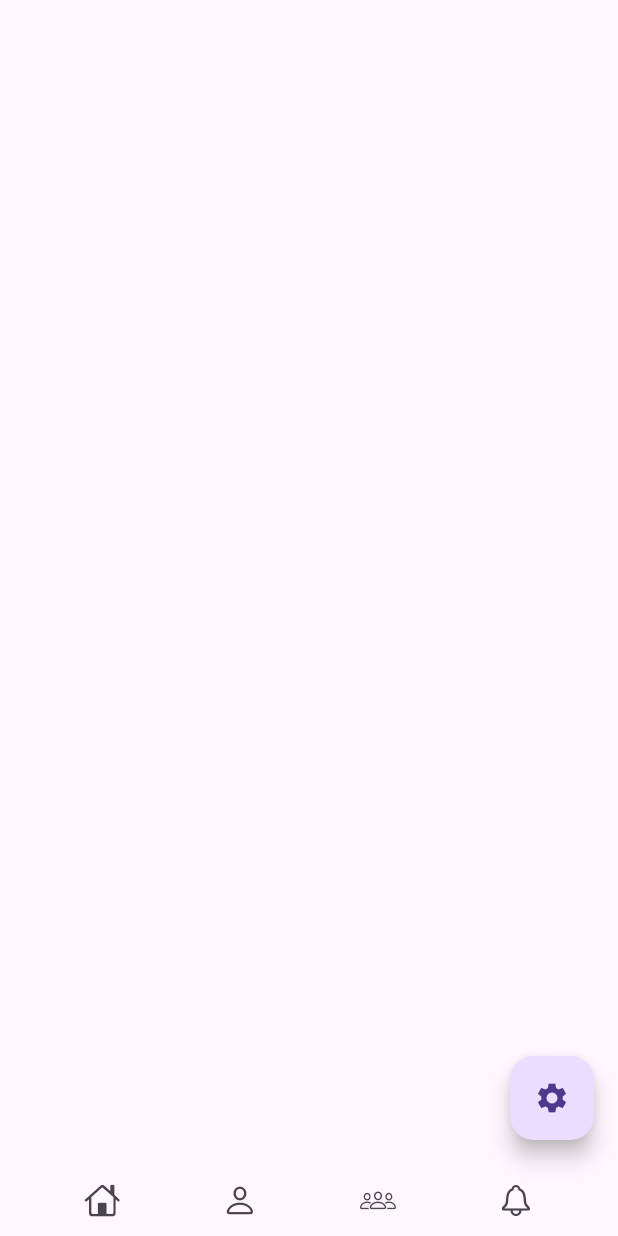
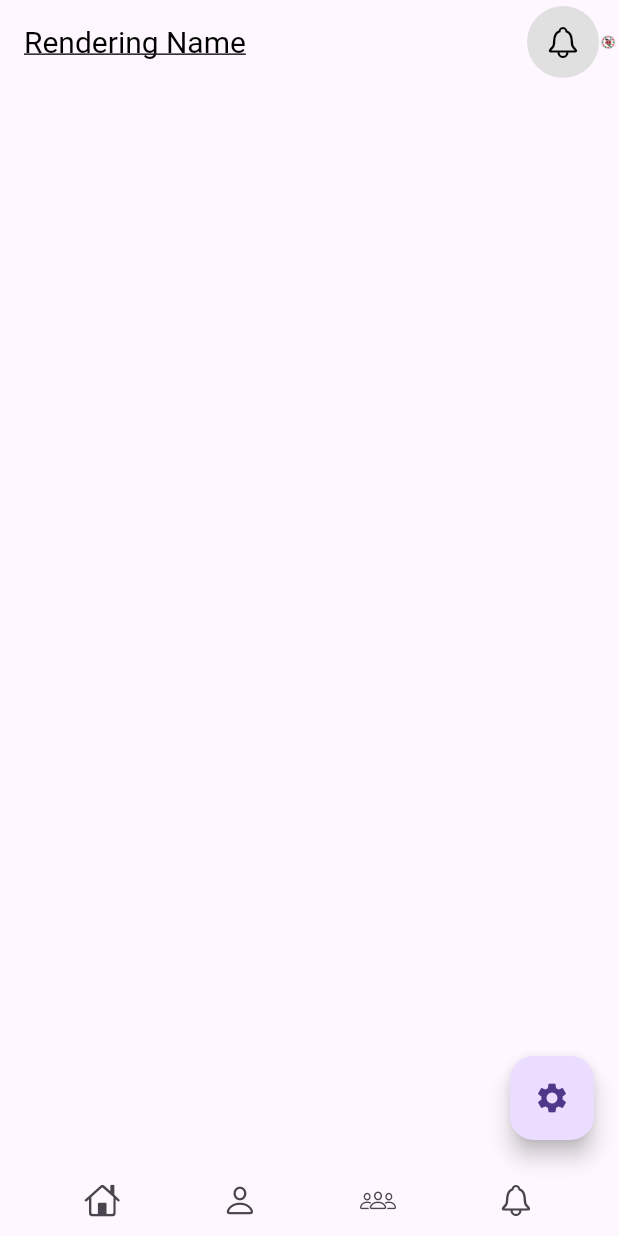
Before and after one commit to Ashisoma/fleischer_foundation, a Flutter app: the UserProfileScreen screen opened directly, on a phone screen of 412 x 824 dp. Run offline on Flutter 3.47's test engine with Material 3 defaults, Android fonts, the phone set to English and light mode, and no system bars.

Commit message:
ui: app bar

```diff
--- a/lib/screens/user_profile.dart
+++ b/lib/screens/user_profile.dart
@@ -14,8 +14,47 @@ class _UserProfileScreenState extends State<UserProfileScreen> {
   @override
   Widget build(BuildContext context) {
     return Scaffold(
-
- floatingActionButton: FloatingActionButton(
+      appBar: AppBar(
+        automaticallyImplyLeading: false,
+        backgroundColor: Colors.transparent,
+        elevation: 0,
+        title: const Text(
+          'Rendering Name',
+          style: TextStyle(
+            color: Colors.black,
+            fontStyle: FontStyle.normal,
+            decoration: TextDecoration.underline,
+            fontSize: 20,
+            fontWeight: FontWeight.w400,
+          ),
+        ),
+        actions: [
+          Container(
+            decoration: BoxDecoration(
+              shape: BoxShape.circle,
+              color: Colors.grey.shade300,
+            ),
+            child: IconButton(
+              icon: const Icon(
+                CupertinoIcons.bell,
+                color: Colors.black,
+              ),
+              onPressed: () {},
+            ),
+          ),
+          GestureDetector(
+            child: SizedBox(
+              height: 10.0,
+              child: Image.asset(
+                'assets/icon.png',
+                scale: 20.0,
+              ),
+            ),
+            onTap: () {},
+          ),
+        ],
+      ),
+      floatingActionButton: FloatingActionButton(
           onPressed: () {},
           child: const Icon(
             Icons.settings,
```
